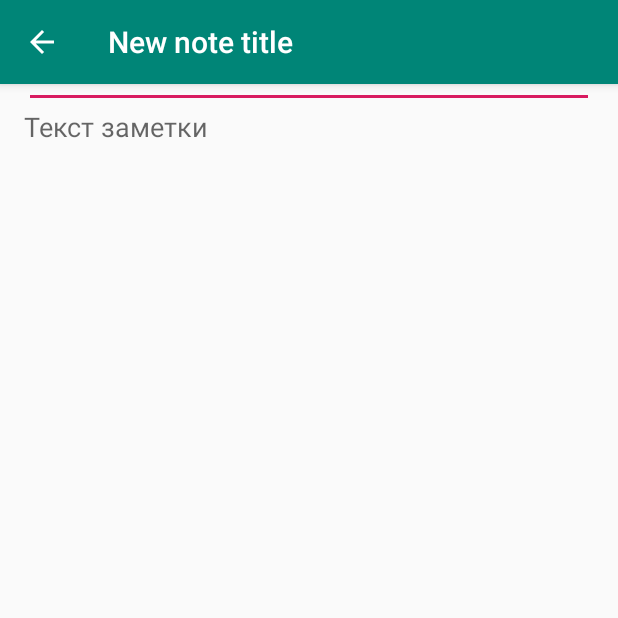
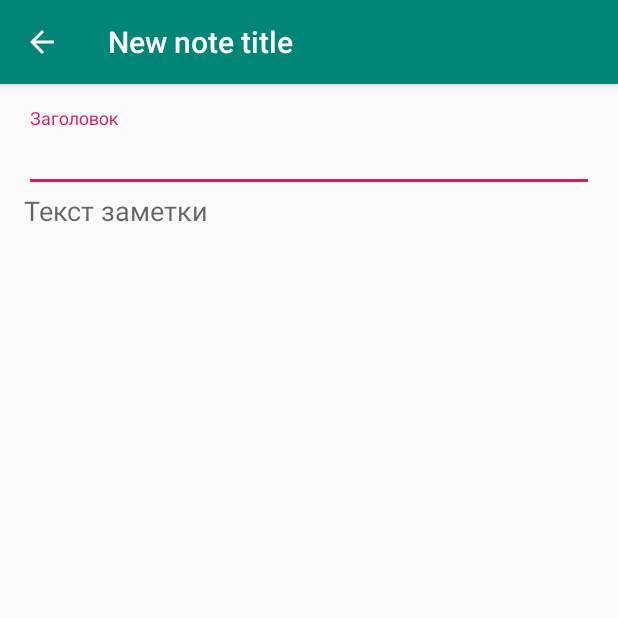
Before and after one commit to taikonavt/kotlinHw2, an Android app: the screen it shows after launch (NoteActivity), after a tap on an icon or button, on a phone screen of 412 x 824 dp, the top half of it. Run offline under Robolectric (Android 15) with nearby library versions, the phone set to English and light mode, and no system bars.

Commit message:
change constraint layout on coordinator layout

```diff
--- a/app/src/main/java/com/example/maxim/kotlinhw2/ui/main/MainAdapter.kt
+++ b/app/src/main/java/com/example/maxim/kotlinhw2/ui/main/MainAdapter.kt
@@ -31,10 +31,10 @@ class MainAdapter(private val onItemClickListener: OnItemClickListener) : Recycl
 
     inner class NoteViewHolder(itemView: View) : RecyclerView.ViewHolder(itemView){
 
-        private val title = itemView.findViewById<TextView>(R.id.title)
-        private val body = itemView.findViewById<TextView>(R.id.body)
+        fun bind(note : Note) {
 
-        fun bind(note : Note) {
+            val title = itemView.findViewById<TextView>(R.id.title)
+            val body = itemView.findViewById<TextView>(R.id.body)
 
             val color = when(note.color) {
                 Color.WHITE -> R.color.color_white
--- a/app/src/main/res/layout/activity_note.xml
+++ b/app/src/main/res/layout/activity_note.xml
@@ -1,5 +1,5 @@
 <?xml version="1.0" encoding="utf-8"?>
-<android.support.constraint.ConstraintLayout
+<android.support.design.widget.CoordinatorLayout
     xmlns:android="http://schemas.android.com/apk/res/android"
     xmlns:app="http://schemas.android.com/apk/res-auto"
     android:layout_width="match_parent"
@@ -56,4 +56,4 @@
 
     </LinearLayout>
 
-</android.support.constraint.ConstraintLayout>
+</android.support.design.widget.CoordinatorLayout>
```
